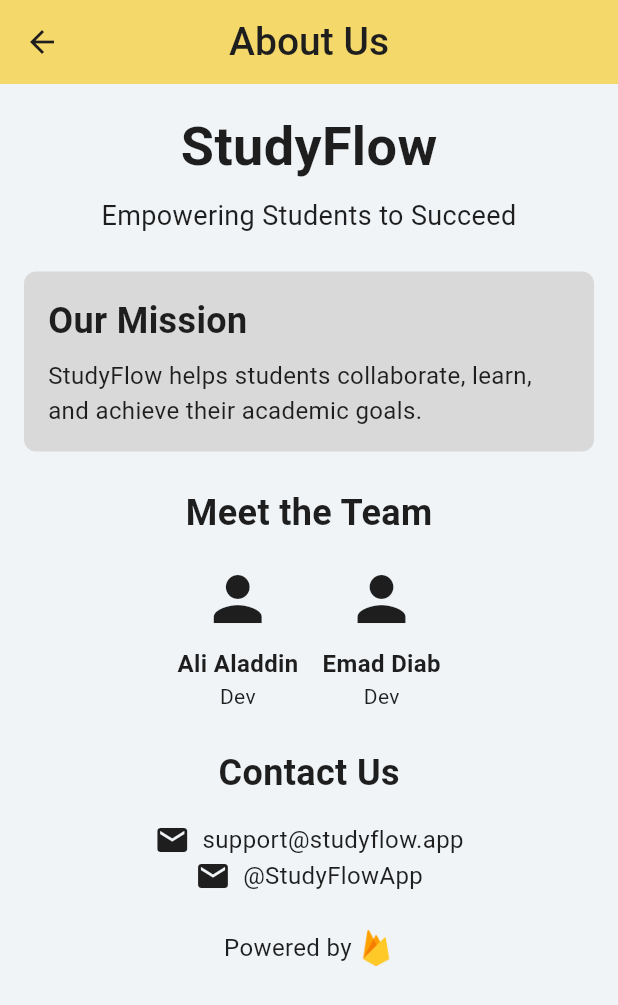
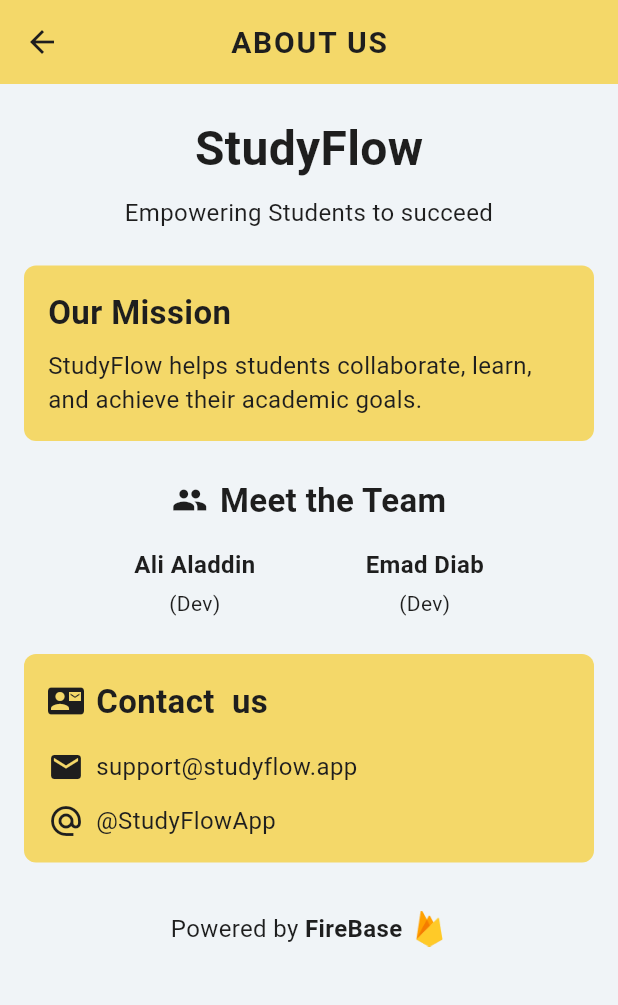
Before and after one commit to ali-aladdin/studyflow, a Flutter app: the AboutUsPage screen opened directly, on a phone screen of 412 x 824 dp. Shown: the top 1005 px of the screen. Run offline on Flutter 3.47's test engine with Material 3 defaults, Android fonts, the phone set to English and light mode, and no system bars; our stand-ins replace cloud_firestore, firebase_auth, firebase_core, logger; accounts and stored records are empty.

Commit message:
final commit

```diff
--- a/lib/pages/aboutus_page.dart
+++ b/lib/pages/aboutus_page.dart
@@ -1,5 +1,5 @@
 import 'package:flutter/material.dart';
-import 'package:studyflow_v2/misc/colors.dart'; // Assuming these color definitions
+import 'package:studyflow_v2/misc/colors.dart';
 
 class AboutUsPage extends StatelessWidget {
   const AboutUsPage({super.key});
@@ -8,115 +8,142 @@
   Widget build(BuildContext context) {
     return Scaffold(
       appBar: AppBar(
+        backgroundColor: secondaryColor,
         centerTitle: true,
-        backgroundColor:
-            secondaryColor, // Use secondaryColor from your colors.dart
         title: const Text(
-          'About Us',
+          'ABOUT US',
           style: TextStyle(
-            fontWeight: FontWeight.w500,
-            fontSize: 26,
-            color: textColor, // Use textColor from your colors.dart
+            fontSize: 20,
+            fontWeight: FontWeight.bold,
+            color: textColor,
+            letterSpacing: 1.2,
           ),
         ),
+        leading: const BackButton(color: textColor),
       ),
       body: Container(
-        color: primaryColor, // Use primaryColor as the background
-        padding: const EdgeInsets.all(16.0),
+        color: primaryColor,
         child: SingleChildScrollView(
-          // Added SingleChildScrollView
+          padding: const EdgeInsets.symmetric(horizontal: 16, vertical: 20),
           child: Column(
-            mainAxisAlignment: MainAxisAlignment.start,
             crossAxisAlignment: CrossAxisAlignment.center,
-            children: <Widget>[
-              // App Title
+            children: [
               const Text(
                 'StudyFlow',
                 style: TextStyle(
-                  fontSize: 36.0,
+                  fontSize: 32,
                   fontWeight: FontWeight.bold,
-                  color: textColor, // Use textColor
+                  color: textColor,
                 ),
               ),
-              const SizedBox(height: 8.0),
+              const SizedBox(height: 8),
               const Text(
-                'Empowering Students to Succeed',
+                'Empowering Students to succeed',
                 style: TextStyle(
-                  fontSize: 18.0,
-                  color: textColor, // Use textColor
+                  fontSize: 16,
+                  color: textColor,
                 ),
                 textAlign: TextAlign.center,
               ),
-              const SizedBox(height: 24.0),
+              const SizedBox(height: 24),
 
-              // Our Mission Section
+              // Our Mission
               Container(
-                padding: const EdgeInsets.all(16.0),
-                // Removed color: Colors.yellow, and using the defined color instead
+                width: double.infinity,
+                padding: const EdgeInsets.all(16),
                 decoration: BoxDecoration(
-                  color:
-                      elementColor, // Use elementColor for the section background
-                  borderRadius: BorderRadius.circular(8.0),
+                  color: secondaryColor,
+                  borderRadius: BorderRadius.circular(8),
                 ),
                 child: const Column(
                   crossAxisAlignment: CrossAxisAlignment.start,
-                  children: <Widget>[
+                  children: [
                     Text(
                       'Our Mission',
                       style: TextStyle(
-                        fontSize: 24.0,
+                        fontSize: 22,
                         fontWeight: FontWeight.bold,
-                        color: textColor, // Use textColor
+                        color: textColor,
                       ),
                     ),
-                    SizedBox(height: 8.0),
+                    SizedBox(height: 8),
                     Text(
                       'StudyFlow helps students collaborate, learn, and achieve their academic goals.',
                       style: TextStyle(
-                        fontSize: 16.0,
-                        color: textColor, // Use textColor
+                        fontSize: 16,
+                        color: textColor,
                       ),
                     ),
                   ],
                 ),
               ),
-              const SizedBox(height: 24.0),
+              const SizedBox(height: 24),
 
-              // Meet the Team Section
-              const Text(
+              // Meet the Team
+              Row(
+                mainAxisAlignment: MainAxisAlignment.center,
+                children: const [
+                  Icon(Icons.people, color: textColor),
+                  SizedBox(width: 8),
+                  Text(
                     'Meet the Team',
                     style: TextStyle(
-                  fontSize: 24.0,
+                      fontSize: 22,
                       fontWeight: FontWeight.bold,
-                  color: textColor, // Use textColor
+                      color: textColor,
                     ),
                   ),
-              const SizedBox(height: 16.0),
-              Wrap(
-                // Use Wrap for better layout on smaller screens
-                alignment: WrapAlignment.center,
-                spacing: 16.0, // Add spacing between team members
-                children: <Widget>[
-                  _buildTeamMember('Ali Aladdin', 'Dev'),
-                  _buildTeamMember('Emad Diab', 'Dev'),
                 ],
               ),
-              const SizedBox(height: 24.0),
+              const SizedBox(height: 16),
+              Row(
+                mainAxisAlignment: MainAxisAlignment.spaceEvenly,
+                children: const [
+                  _TeamMember(name: 'Ali Aladdin', role: 'Dev'),
+                  _TeamMember(name: 'Emad Diab', role: 'Dev'),
+                ],
+              ),
+              const SizedBox(height: 24),
 
-              // Contact Us Section
-              const Text(
-                'Contact Us',
+              // Contact Us
+              Container(
+                width: double.infinity,
+                padding: const EdgeInsets.all(16),
+                decoration: BoxDecoration(
+                  color: secondaryColor,
+                  borderRadius: BorderRadius.circular(8),
+                ),
+                child: const Column(
+                  crossAxisAlignment: CrossAxisAlignment.start,
+                  children: [
+                    Row(
+                      children: [
+                        Icon(Icons.contact_mail, color: textColor),
+                        SizedBox(width: 8),
+                        Text(
+                          'Contact  us',
                           style: TextStyle(
-                  fontSize: 24.0,
+                            fontSize: 22,
                             fontWeight: FontWeight.bold,
-                  color: textColor, // Use textColor
+                            color: textColor,
                           ),
                         ),
-              const SizedBox(height: 16.0),
-              _buildContactInfo('support@studyflow.app'),
-              _buildContactInfo(
-                  '@StudyFlowApp'), //  Made both contact info use the helper
-              const SizedBox(height: 24.0),
+                      ],
+                    ),
+                    SizedBox(height: 16),
+                    _ContactItem(
+                      icon: Icons.email,
+                      text: 'support@studyflow.app',
+                    ),
+                    SizedBox(height: 12),
+                    _ContactItem(
+                      icon: Icons.alternate_email,
+                      text: '@StudyFlowApp',
+                    ),
+                  ],
+                ),
+              ),
+              const SizedBox(height: 32),
 
               // Powered by Firebase
               Row(
@@ -125,16 +152,22 @@
                   const Text(
                     'Powered by ',
                     style: TextStyle(
-                      fontSize: 16.0,
-                      color: textColor, // Use textColor
+                      fontSize: 16,
+                      color: textColor,
                     ),
                   ),
-                  //  Added a sized box to control the size of the image.
-                  SizedBox(
-                    height: 24, // Adjust as needed
-                    child: Image.asset(
-                      'assets/firebase_logo.png', //  Path to your Firebase logo,  Add this to your assets
+                  const Text(
+                    'FireBase',
+                    style: TextStyle(
+                      fontWeight: FontWeight.bold,
+                      fontSize: 16,
+                      color: textColor,
                     ),
+                  ),
+                  const SizedBox(width: 6),
+                  Image.asset(
+                    'assets/firebase_logo.png',
+                    height: 24,
                   ),
                 ],
               ),
@@ -144,61 +177,59 @@
       ),
     );
   }
+}
 
-  // Helper method for building team member info
-  static Widget _buildTeamMember(String name, String role) {
+class _TeamMember extends StatelessWidget {
+  final String name;
+  final String role;
+
+  const _TeamMember({required this.name, required this.role});
+
+  @override
+  Widget build(BuildContext context) {
     return Column(
-      children: <Widget>[
-        const Icon(
-          // Using a user icon
-          Icons.person,
-          size: 48.0,
-          color: textColor, // Use textColor
-        ),
-        const SizedBox(height: 8.0),
+      children: [
         Text(
           name,
           style: const TextStyle(
-            fontSize: 16.0,
-            fontWeight: FontWeight.bold,
-            color: textColor, // Use textColor
+            fontSize: 16,
+            fontWeight: FontWeight.w600,
+            color: textColor,
           ),
         ),
+        const SizedBox(height: 4),
         Text(
-          role,
+          '($role)',
           style: const TextStyle(
-            fontSize: 14.0,
-            color: textColor, // Use textColor
-          ),
-        ),
-      ],
-    );
-  }
-
-  //Helper method for building contact info
-  static Widget _buildContactInfo(String contact) {
-    IconData icon;
-    if (contact.contains('@')) {
-      icon = Icons.mail;
-    } else {
-      icon = Icons.account_circle; //  Using a generic icon
-    }
-    return Row(
-      mainAxisAlignment: MainAxisAlignment.center,
-      children: [
-        Icon(
-          icon,
-          color: textColor, // Use textColor
-        ),
-        const SizedBox(width: 8.0),
-        Text(
-          contact,
-          style: const TextStyle(
-            fontSize: 16.0,
-            color: textColor, // Use textColor
+            fontSize: 14,
+            color: textColor,
           ),
         ),
       ],
     );
   }
 }
+
+class _ContactItem extends StatelessWidget {
+  final IconData icon;
+  final String text;
+
+  const _ContactItem({required this.icon, required this.text});
+
+  @override
+  Widget build(BuildContext context) {
+    return Row(
+      children: [
+        Icon(icon, color: textColor),
+        const SizedBox(width: 8),
+        Text(
+          text,
+          style: const TextStyle(
+            fontSize: 16,
+            color: textColor,
+          ),
+        ),
+      ],
+    );
+  }
+}
--- a/lib/pages/chat_edit_page.dart
+++ b/lib/pages/chat_edit_page.dart
@@ -5,28 +5,16 @@
 import 'package:studyflow_v2/states/group_state.dart';
 
 class GroupSettingsScreen extends StatefulWidget {
-  // REMOVED: final List members;
-
-  // NEW FIELD: groupId
-  // The ID of the active group from Firestore.
   final String groupId;
 
-  const GroupSettingsScreen(
-      {super.key, required this.groupId}); // REQUIRE group ID
+  const GroupSettingsScreen({super.key, required this.groupId});
 
   @override
   _GroupSettingsScreenState createState() => _GroupSettingsScreenState();
 }
 
 class _GroupSettingsScreenState extends State<GroupSettingsScreen> {
-  bool _codeVisible = false;
-
-  @override
-  void initState() {
-    super.initState();
-    // No need to call initGroup here, ChatPage already initialized GroupState
-    // with this groupId. This screen just watches that state instance.
-  }
+  bool _codeVisible = false; //? to toggle the group code display
 
   // Modified to take GroupState as a parameter
   void _showEditNameDialog(GroupState groupState) {
--- a/lib/pages/chat_screen.dart
+++ b/lib/pages/chat_screen.dart
@@ -112,8 +112,8 @@
 
   // New method: _sendToChatbot
   Future<void> _sendToChatbot(String message) async {
-    const apiKey =
-        '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';
+    const apiKey = '';
+
     const String apiUrl = 'https://api.openai.com/v1/chat/completions';
 
     try {
@@ -217,14 +217,11 @@
         }
       } else {
         if (!_isDisposed && mounted) {
-          ScaffoldMessenger.of(context).showSnackBar(
-            const SnackBar(content: Text('Group does not exist')),
-          );
+          logger.i('Group does not exist');
         }
       }
     } catch (e) {
-      // Handle errors, such as network issues or permission problems
-      logger.e('Error deleting group: $e'); //important
+      logger.e('Error deleting group: $e');
     }
   }
 
--- a/lib/states/group_state.dart
+++ b/lib/states/group_state.dart
@@ -100,11 +100,17 @@
       (snapshot) async {
         if (snapshot.exists) {
           _currentGroup = Group.fromFirestore(snapshot);
-          // Collect UIDs from members and owner
+
+          // ✅ Detect if current user has been kicked
+          if (!_currentGroup!.members.contains(_currentUser?.uid)) {
+            if (kDebugMode) print("You have been removed from this group.");
+            leaveGroup(); // Force leave
+            return;
+          }
+
+          // Fetch usernames (members + owner)
           Set<String> uidsToFetch = Set.from(_currentGroup!.members);
           uidsToFetch.add(_currentGroup!.ownerId);
-
-          // Fetch usernames for these UIDs
           await _fetchUsernamesForUids(uidsToFetch.toList());
           notifyListeners();
         } else {
@@ -362,7 +368,15 @@
       await _firestore.collection('groups').doc(_activeGroupId).update({
         'members': FieldValue.arrayRemove([userIdToKick]), // Remove by UID
       });
-      // Stream listener updates _currentGroup
+      // Stream listener updates _currentGroup for other members
+
+      // If the kicked user is the current user, they should leave the group locally.
+      if (userIdToKick == _currentUser?.uid) {
+        leaveGroup();
+        // Optionally, navigate the user away from the group screen if they are on it.
+        // This navigation logic should typically be handled in your UI layer
+        // after this method completes.
+      }
     } catch (e) {
       if (kDebugMode) print("Error kicking member: $e");
     }
```
Lines whose indentation alone changed are shown as unchanged.
